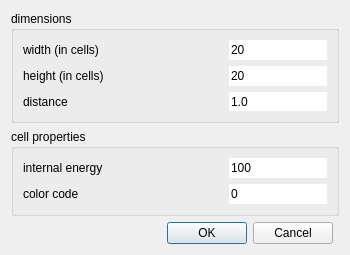
chrxh/alien, file source/Gui/NewRectangleDialog.ui: the form before one commit.
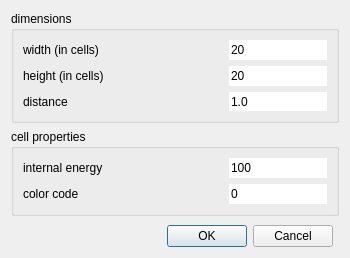
The form after the commit.

Diff of the .ui file:
```diff
--- a/source/Gui/NewRectangleDialog.ui
+++ b/source/Gui/NewRectangleDialog.ui
@@ -7,7 +7,7 @@
     <x>0</x>
     <y>0</y>
     <width>350</width>
-    <height>250</height>
+    <height>258</height>
    </rect>
   </property>
   <property name="minimumSize">
```
Left out of the diff: 6 changed lines with no effect on the pictures.
